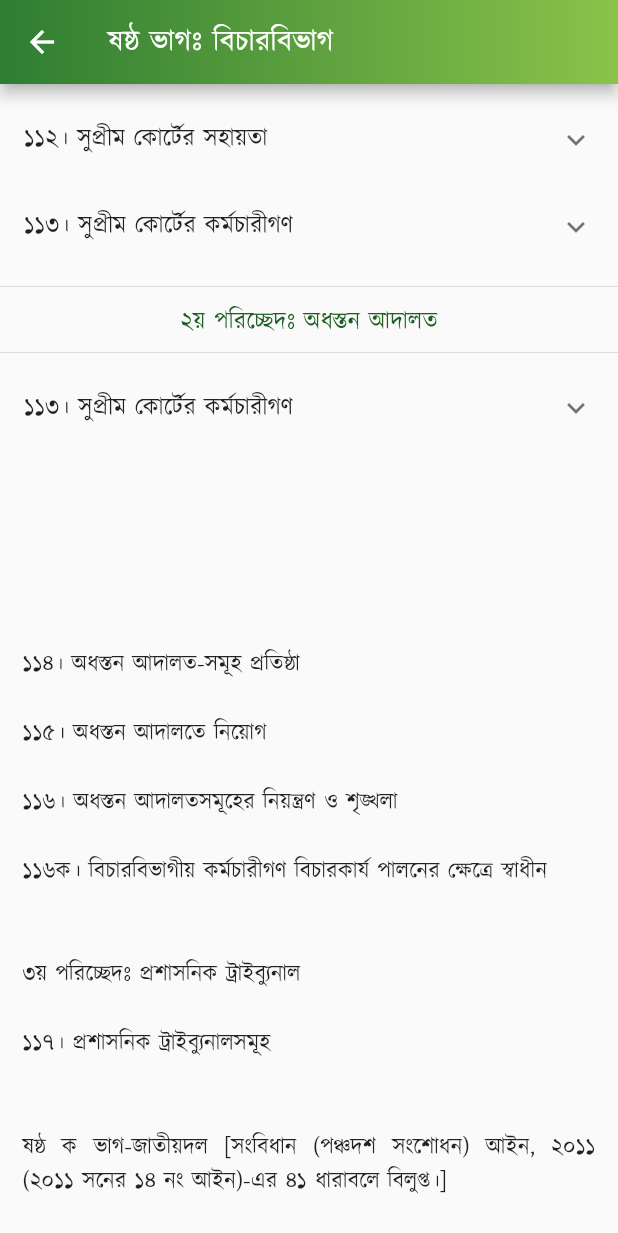
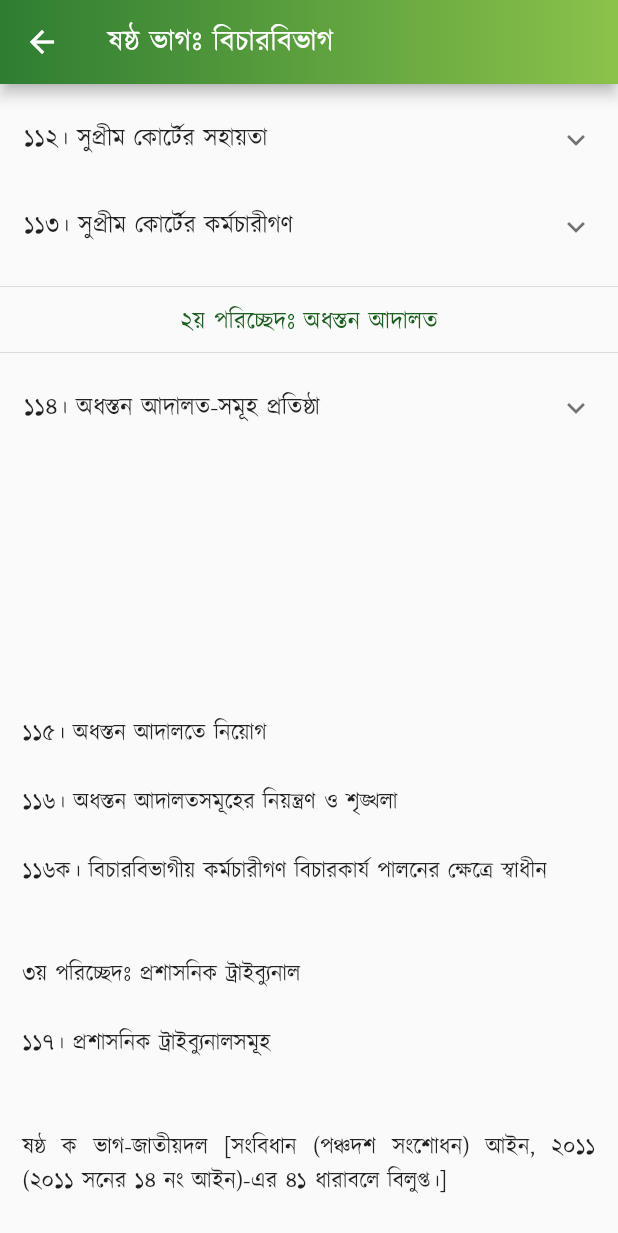
Before and after one commit to Azimul-Haque/flutter-onesignal, a Flutter app: the PartSix screen opened directly, scrolled down 1141 dp, on a phone screen of 412 x 824 dp. Shown: the top 1233 px of the screen. Run offline on Flutter 3.47's test engine with Material 2 defaults, Android fonts, the phone set to English and light mode, and no system bars; our stand-ins replace fluttertoast, package_info_plus, percent_indicator, shared_preferences, sqflite; missing offline and left inert: blinking_text, flutter_share, onesignal_flutter, slide_popup_dialog; accounts and stored records are empty; network calls fail.

Commit message:
Commit Fri 04/29/2022 14:22:23.17 23910

```diff
--- a/lib/pages/constitution/part6.dart
+++ b/lib/pages/constitution/part6.dart
@@ -348,16 +348,11 @@ class PartSix extends StatelessWidget {
           ),
           Divider(),
           ExpansionTile(
-            title: Text('১১৩। সুপ্রীম কোর্টের কর্মচারীগণ'),
+            title: Text('১১৪। অধস্তন আদালত-সমূহ প্রতিষ্ঠা'),
             children: <Widget>[
               ListTile(
                   title: Text(
-                '১১৩। (১) প্রধান বিচারপতি কিংবা তাঁহার নির্দেশক্রমে অন্য কোন বিচারক বা কর্মচারী সুপ্রীম কোর্টের কর্মচারীদিগকে নিযুক্ত করিবেন এবং রাষ্ট্রপতির পূর্বানুমোদনক্রমে সুপ্রীম কোর্ট কর্তৃক প্রণীত বিধিসমূহ-অনুযায়ী এই নিয়োগদান করা হইবে।',
-                textAlign: TextAlign.justify,
-              )),
-              ListTile(
-                  title: Text(
-                '(২) সংসদের যে কোন আইনের বিধানাবলী-সাপেক্ষে সুপ্রীম কোর্ট কর্তৃক প্রণীত বিধিসমূহে যেরূপ নির্ধারিত হইবে, সুপ্রীম কোর্টের কর্মচারীদের কর্মের শর্তাবলী সেইরূপ হইবে।',
+                '১১৪। আইনের দ্বারা যেরূপ প্রতিষ্ঠিত হইবে, সুপ্রীম কোর্ট ব্যতীত সেইরূপ অন্যান্য অধস্তন আদালত থাকিবে।',
                 textAlign: TextAlign.justify,
               )),
             ],
@@ -366,7 +361,7 @@ class PartSix extends StatelessWidget {
             padding: EdgeInsets.all(15),
             child: Column(children: <Widget>[
               Text(
-                "\n\n\n \n\n১১৪। অধস্তন আদালত-সমূহ প্রতিষ্ঠা \n\n১১৫। অধস্তন আদালতে নিয়োগ \n\n১১৬। অধস্তন আদালতসমূহের নিয়ন্ত্রণ ও শৃঙ্খলা \n\n১১৬ক। বিচারবিভাগীয় কর্মচারীগণ বিচারকার্য পালনের ক্ষেত্রে স্বাধীন \n\n\n৩য় পরিচ্ছেদঃ প্রশাসনিক ট্রাইব্যুনাল \n\n১১৭। প্রশাসনিক ট্রাইব্যুনালসমূহ \n\n\nষষ্ঠ ক ভাগ-জাতীয়দল [সংবিধান (পঞ্চদশ সংশোধন) আইন, ২০১১ (২০১১ সনের ১৪ নং আইন)-এর ৪১ ধারাবলে বিলুপ্ত।]",
+                "\n\n\n \n\n \n\n১১৫। অধস্তন আদালতে নিয়োগ \n\n১১৬। অধস্তন আদালতসমূহের নিয়ন্ত্রণ ও শৃঙ্খলা \n\n১১৬ক। বিচারবিভাগীয় কর্মচারীগণ বিচারকার্য পালনের ক্ষেত্রে স্বাধীন \n\n\n৩য় পরিচ্ছেদঃ প্রশাসনিক ট্রাইব্যুনাল \n\n১১৭। প্রশাসনিক ট্রাইব্যুনালসমূহ \n\n\nষষ্ঠ ক ভাগ-জাতীয়দল [সংবিধান (পঞ্চদশ সংশোধন) আইন, ২০১১ (২০১১ সনের ১৪ নং আইন)-এর ৪১ ধারাবলে বিলুপ্ত।]",
                 style:
                     TextStyle(color: Colors.black87, fontSize: 15, height: 1.5),
                 textAlign: TextAlign.justify,
```
